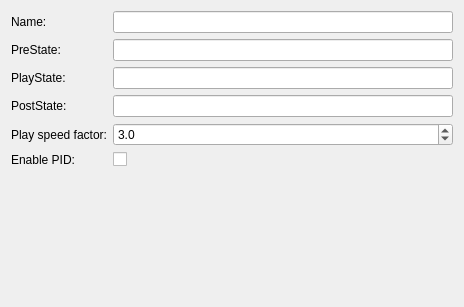
The window that src/nimbro/tools/trajectory_editor/include/trajectory_editor/ui/headerview.ui (AIS-Bonn/humanoid_op_ros) describes before a commit, drawn with Qt 5.
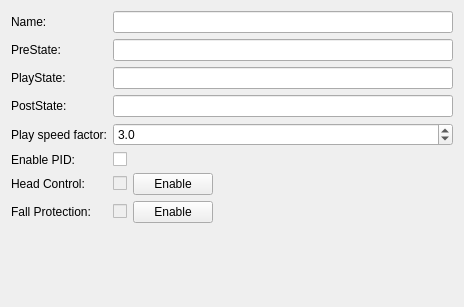
The same window after the commit.

```diff
--- a/src/nimbro/tools/trajectory_editor/include/trajectory_editor/ui/headerview.ui
+++ b/src/nimbro/tools/trajectory_editor/include/trajectory_editor/ui/headerview.ui
@@ -103,6 +103,118 @@
        </property>
       </widget>
      </item>
+     <item row="7" column="1">
+      <layout class="QHBoxLayout" name="horizontalLayout">
+       <property name="topMargin">
+        <number>0</number>
+       </property>
+       <item>
+        <widget class="QCheckBox" name="headControlCheckBox">
+         <property name="enabled">
+          <bool>false</bool>
+         </property>
+         <property name="sizePolicy">
+          <sizepolicy hsizetype="Fixed" vsizetype="Fixed">
+           <horstretch>0</horstretch>
+           <verstretch>0</verstretch>
+          </sizepolicy>
+         </property>
+         <property name="text">
+          <string/>
+         </property>
+        </widget>
+       </item>
+       <item>
+        <widget class="QPushButton" name="headControlButton">
+         <property name="sizePolicy">
+          <sizepolicy hsizetype="Fixed" vsizetype="Fixed">
+           <horstretch>0</horstretch>
+           <verstretch>0</verstretch>
+          </sizepolicy>
+         </property>
+         <property name="text">
+          <string>Enable</string>
+         </property>
+        </widget>
+       </item>
+       <item>
+        <spacer name="horizontalSpacer">
+         <property name="orientation">
+          <enum>Qt::Horizontal</enum>
+         </property>
+         <property name="sizeHint" stdset="0">
+          <size>
+           <width>40</width>
+           <height>20</height>
+          </size>
+         </property>
+        </spacer>
+       </item>
+      </layout>
+     </item>
+     <item row="7" column="0">
+      <widget class="QLabel" name="label_7">
+       <property name="text">
+        <string>Head Control: </string>
+       </property>
+      </widget>
+     </item>
+     <item row="8" column="1">
+      <layout class="QHBoxLayout" name="horizontalLayout_2">
+       <property name="topMargin">
+        <number>0</number>
+       </property>
+       <item>
+        <widget class="QCheckBox" name="fallProtectionCheckBox">
+         <property name="enabled">
+          <bool>false</bool>
+         </property>
+         <property name="sizePolicy">
+          <sizepolicy hsizetype="Fixed" vsizetype="Fixed">
+           <horstretch>0</horstretch>
+           <verstretch>0</verstretch>
+          </sizepolicy>
+         </property>
+         <property name="text">
+          <string/>
+         </property>
+        </widget>
+       </item>
+       <item>
+        <widget class="QPushButton" name="fallProtectionButton">
+         <property name="sizePolicy">
+          <sizepolicy hsizetype="Fixed" vsizetype="Fixed">
+           <horstretch>0</horstretch>
+           <verstretch>0</verstretch>
+          </sizepolicy>
+         </property>
+         <property name="text">
+          <string>Enable</string>
+         </property>
+        </widget>
+       </item>
+       <item>
+        <spacer name="horizontalSpacer_2">
+         <property name="orientation">
+          <enum>Qt::Horizontal</enum>
+         </property>
+         <property name="sizeHint" stdset="0">
+          <size>
+           <width>40</width>
+           <height>20</height>
+          </size>
+         </property>
+        </spacer>
+       </item>
+      </layout>
+     </item>
+     <item row="8" column="0">
+      <widget class="QLabel" name="label_8">
+       <property name="text">
+        <string>Fall Protection: </string>
+       </property>
+      </widget>
+     </item>
     </layout>
    </item>
    <item row="1" column="0">
```
